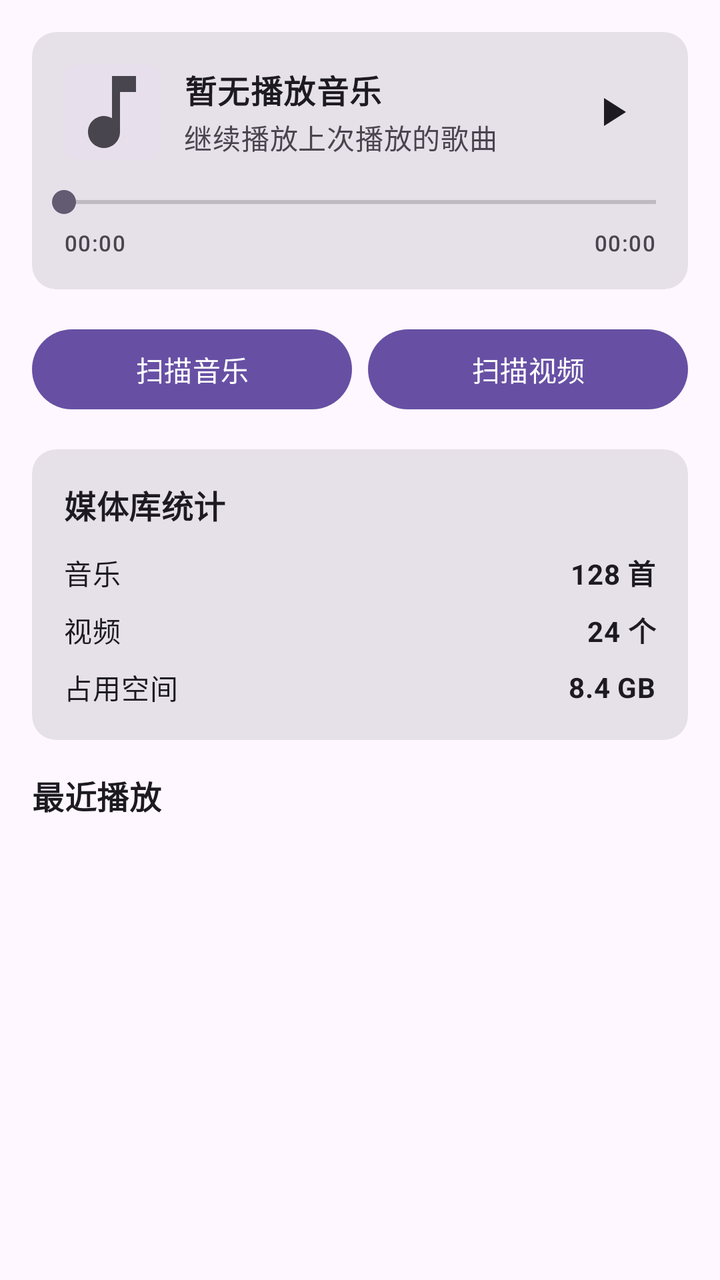
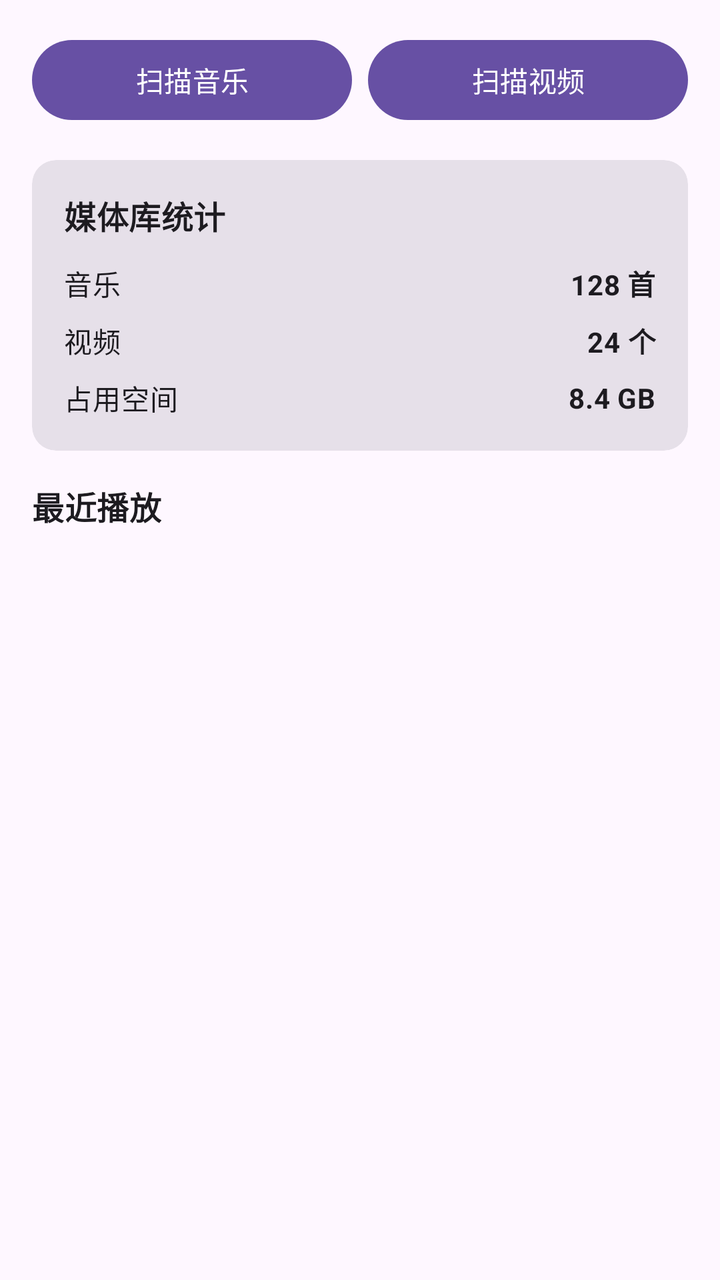

An Android layout rendered at two revisions. The XML below is the earlier revision; the diff shows what the commit changed to produce the second picture.
<!-- AndroidManifest.xml: application theme Theme.MyMedia -->
<!-- res/layout/fragment_home.xml -->
<?xml version="1.0" encoding="utf-8"?>
<androidx.core.widget.NestedScrollView xmlns:android="http://schemas.android.com/apk/res/android"
    xmlns:app="http://schemas.android.com/apk/res-auto"
    xmlns:tools="http://schemas.android.com/tools"
    android:layout_width="match_parent"
    android:layout_height="match_parent"
    android:fillViewport="true"
    android:background="?android:attr/colorBackground">

    <LinearLayout
        android:layout_width="match_parent"
        android:layout_height="wrap_content"
        android:orientation="vertical"
        android:padding="@dimen/dimens_16">

        
        <include
            android:id="@+id/include_audio_card"
            layout="@layout/include_home_audio_card" />

        




        
        <LinearLayout
            android:layout_width="match_parent"
            android:layout_height="wrap_content"
            android:orientation="horizontal"
            android:layout_marginBottom="@dimen/dimens_16"
            android:weightSum="2">

            <com.google.android.material.button.MaterialButton
                android:id="@+id/scan_audio"
                android:layout_width="@dimen/dimens_0"
                android:layout_height="wrap_content"
                android:layout_weight="1"
                android:text="@string/scan_audio"
                style="@style/Widget.Material3.Button"
                android:layout_marginEnd="@dimen/dimens_4" />

            <com.google.android.material.button.MaterialButton
                android:layout_width="@dimen/dimens_0"
                android:id="@+id/scan_video"
                android:layout_height="wrap_content"
                android:layout_weight="1"
                android:text="@string/scan_video"
                style="@style/Widget.Material3.Button"
                android:layout_marginStart="@dimen/dimens_4" />
        </LinearLayout>


        
        <com.google.android.material.card.MaterialCardView
            android:layout_width="match_parent"
            android:layout_height="wrap_content"
            android:layout_marginBottom="@dimen/dimens_16"
            style="@style/Widget.Material3.CardView.Filled"
            app:cardCornerRadius="@dimen/dimens_12"
            app:cardElevation="@dimen/dimens_0">

            <LinearLayout
                android:layout_width="match_parent"
                android:layout_height="wrap_content"
                android:orientation="vertical"
                android:padding="@dimen/dimens_16">

                <TextView
                    android:layout_width="wrap_content"
                    android:layout_height="wrap_content"
                    android:text="@string/library_statistics"
                    android:textAppearance="?attr/textAppearanceTitleMedium"
                    android:textStyle="bold"
                    android:layout_marginBottom="@dimen/dimens_12" />

                
                <LinearLayout
                    android:layout_width="match_parent"
                    android:layout_height="wrap_content"
                    android:orientation="horizontal"
                    android:gravity="center_vertical"
                    android:layout_marginBottom="@dimen/dimens_8">

                    <TextView
                        android:layout_width="@dimen/dimens_0"
                        android:layout_height="wrap_content"
                        android:layout_weight="1"
                        android:text="音乐"
                        android:textAppearance="?attr/textAppearanceBodyMedium" />

                    <TextView
                        android:layout_width="wrap_content"
                        android:layout_height="wrap_content"
                        android:text="128 首"
                        android:textAppearance="?attr/textAppearanceBodyMedium"
                        android:textStyle="bold" />
                </LinearLayout>

                
                <LinearLayout
                    android:layout_width="match_parent"
                    android:layout_height="wrap_content"
                    android:orientation="horizontal"
                    android:gravity="center_vertical"
                    android:layout_marginBottom="@dimen/dimens_8">

                    <TextView
                        android:layout_width="@dimen/dimens_0"
                        android:layout_height="wrap_content"
                        android:layout_weight="1"
                        android:text="视频"
                        android:textAppearance="?attr/textAppearanceBodyMedium" />

                    <TextView
                        android:layout_width="wrap_content"
                        android:layout_height="wrap_content"
                        android:text="24 个"
                        android:textAppearance="?attr/textAppearanceBodyMedium"
                        android:textStyle="bold" />
                </LinearLayout>

                
                <LinearLayout
                    android:layout_width="match_parent"
                    android:layout_height="wrap_content"
                    android:orientation="horizontal"
                    android:gravity="center_vertical">

                    <TextView
                        android:layout_width="@dimen/dimens_0"
                        android:layout_height="wrap_content"
                        android:layout_weight="1"
                        android:text="@string/occupied_space"
                        android:textAppearance="?attr/textAppearanceBodyMedium" />

                    <TextView
                        android:layout_width="wrap_content"
                        android:layout_height="wrap_content"
                        android:text="8.4 GB"
                        android:textAppearance="?attr/textAppearanceBodyMedium"
                        android:textStyle="bold" />
                </LinearLayout>

            </LinearLayout>
        </com.google.android.material.card.MaterialCardView>

        
        <TextView
            android:layout_width="wrap_content"
            android:layout_height="wrap_content"
            android:text="@string/recent_play"
            android:textAppearance="?attr/textAppearanceTitleMedium"
            android:textStyle="bold"
            android:layout_marginBottom="@dimen/dimens_8" />

        <androidx.recyclerview.widget.RecyclerView
            android:id="@+id/rv_recent_play"
            android:layout_width="match_parent"
            android:layout_height="wrap_content"
            android:nestedScrollingEnabled="false"
            tools:listitem="@layout/item_media_linear" />
    </LinearLayout>
</androidx.core.widget.NestedScrollView>
<!-- res/layout/include_home_audio_card.xml (included above) -->
<?xml version="1.0" encoding="utf-8"?>
<com.google.android.material.card.MaterialCardView xmlns:android="http://schemas.android.com/apk/res/android"
    xmlns:app="http://schemas.android.com/apk/res-auto"
    android:id="@+id/card_audio_play"
    android:layout_width="match_parent"
    android:layout_height="wrap_content"
    android:layout_marginBottom="@dimen/dimens_16"
    style="@style/Widget.Material3.CardView.Filled"
    app:cardCornerRadius="@dimen/dimens_12"
    app:cardElevation="@dimen/dimens_0">

    <LinearLayout
        android:layout_width="match_parent"
        android:layout_height="wrap_content"
        android:orientation="vertical"
        android:paddingTop="@dimen/dimens_16"
        android:paddingBottom="@dimen/dimens_16">

        
        <LinearLayout
            android:layout_width="match_parent"
            android:layout_height="wrap_content"
            android:orientation="horizontal"
            android:gravity="center_vertical"
            android:layout_marginStart="@dimen/dimens_16"
            android:layout_marginEnd="@dimen/dimens_16">

            
            <com.google.android.material.imageview.ShapeableImageView
                android:id="@+id/iv_audio_cover"
                android:layout_width="@dimen/dimens_48"
                android:layout_height="@dimen/dimens_48"
                android:background="?attr/colorSurfaceVariant"
                android:scaleType="centerCrop"
                android:src="@drawable/ic_music"
                app:shapeAppearanceOverlay="@style/ShapeAppearance.Material3.Corner.Small"
                android:layout_marginEnd="@dimen/dimens_12" />

            
            <LinearLayout
                android:layout_width="@dimen/dimens_0"
                android:layout_height="wrap_content"
                android:layout_weight="1"
                android:orientation="vertical">

                <TextView
                    android:id="@+id/tv_audio_title"
                    android:layout_width="wrap_content"
                    android:layout_height="wrap_content"
                    android:text="暂无播放音乐"
                    android:textAppearance="?attr/textAppearanceBodyLarge"
                    android:textStyle="bold"
                    android:ellipsize="end"
                    android:singleLine="true" />

                <TextView
                    android:id="@+id/tv_audio_artist"
                    android:layout_width="wrap_content"
                    android:layout_height="wrap_content"
                    android:text="继续播放上次播放的歌曲"
                    android:textAppearance="?attr/textAppearanceBodyMedium"
                    android:textColor="?android:attr/textColorSecondary"
                    android:layout_marginTop="@dimen/dimens_2" />
            </LinearLayout>

            
            <com.google.android.material.button.MaterialButton
                android:id="@+id/btn_audio_play_pause"
                android:layout_width="@dimen/dimens_48"
                android:layout_height="@dimen/dimens_48"
                style="@style/Widget.Material3.Button.IconButton"
                app:icon="@drawable/ic_play"
                app:iconSize="@dimen/dimens_24"
                app:iconTint="?attr/colorOnSurface"
                android:layout_marginStart="@dimen/dimens_8" />
        </LinearLayout>

        
        <LinearLayout
            android:layout_width="match_parent"
            android:layout_height="wrap_content"
            android:orientation="vertical"
            android:layout_marginTop="@dimen/dimens_12">

            <SeekBar
                android:id="@+id/seek_bar_audio"
                android:layout_width="match_parent"
                android:layout_height="wrap_content"
                android:max="100"
                android:progress="0"
                android:paddingStart="@dimen/dimens_16"
                android:paddingEnd="@dimen/dimens_16"
                app:splitTrack="false" />

            <RelativeLayout
                android:layout_width="match_parent"
                android:layout_height="wrap_content"
                android:layout_marginTop="@dimen/dimens_4"
                android:layout_marginStart="@dimen/dimens_16"
                android:layout_marginEnd="@dimen/dimens_16">

                <TextView
                    android:id="@+id/tv_audio_time_current"
                    android:layout_width="wrap_content"
                    android:layout_height="wrap_content"
                    android:text="00:00"
                    android:textAppearance="?attr/textAppearanceLabelSmall"
                    android:textColor="?android:attr/textColorSecondary"
                    android:layout_alignParentStart="true" />

                <TextView
                    android:id="@+id/tv_audio_time_total"
                    android:layout_width="wrap_content"
                    android:layout_height="wrap_content"
                    android:text="00:00"
                    android:textAppearance="?attr/textAppearanceLabelSmall"
                    android:textColor="?android:attr/textColorSecondary"
                    android:layout_alignParentEnd="true" />
            </RelativeLayout>
        </LinearLayout>

    </LinearLayout>
</com.google.android.material.card.MaterialCardView>
<!-- res/layout/item_media_linear.xml (included above) -->
<?xml version="1.0" encoding="utf-8"?>
<androidx.constraintlayout.widget.ConstraintLayout xmlns:android="http://schemas.android.com/apk/res/android"
    xmlns:app="http://schemas.android.com/apk/res-auto"
    xmlns:tools="http://schemas.android.com/tools"
    android:layout_width="match_parent"
    android:layout_height="wrap_content"
    android:background="?attr/selectableItemBackground">

    
    <com.google.android.material.checkbox.MaterialCheckBox
        android:id="@+id/cb_select"
        android:layout_width="wrap_content"
        android:layout_height="wrap_content"
        android:minWidth="@dimen/dimens_0"
        android:minHeight="@dimen/dimens_0"
        app:layout_constraintStart_toStartOf="parent"
        app:layout_constraintTop_toTopOf="parent"
        app:layout_constraintBottom_toBottomOf="parent" />

    <com.google.android.material.imageview.ShapeableImageView
        android:id="@+id/iv_media_icon"
        android:layout_width="@dimen/dimens_48"
        android:layout_height="@dimen/dimens_48"
        android:background="?attr/colorSurfaceVariant"
        android:scaleType="center"
        android:src="@drawable/ic_music"
        app:shapeAppearanceOverlay="@style/ShapeAppearance.Material3.Corner.Small"
        app:layout_constraintStart_toEndOf="@id/cb_select"
        app:layout_constraintTop_toTopOf="parent"
        app:layout_constraintBottom_toBottomOf="parent"
        android:layout_marginStart="@dimen/dimens_12" />
    <LinearLayout
        android:id="@+id/ll_media_content"
        android:layout_width="@dimen/dimens_0"
        android:layout_height="wrap_content"
        android:orientation="vertical"
        app:layout_constraintStart_toEndOf="@id/iv_media_icon"
        app:layout_constraintEnd_toStartOf="@id/btn_edit"
        app:layout_constraintTop_toTopOf="parent"
        app:layout_constraintBottom_toBottomOf="parent"
        android:layout_marginStart="@dimen/dimens_12"
        android:layout_marginEnd="@dimen/dimens_12">

        <TextView
            android:id="@+id/tv_media_title"
            android:layout_width="match_parent"
            android:layout_height="wrap_content"
            android:text="媒体名称"
            android:textAppearance="?attr/textAppearanceBodyLarge"
            android:textStyle="bold"
            android:ellipsize="end"
            android:singleLine="true" />

        <TextView
            android:id="@+id/tv_media_subtitle"
            android:layout_width="match_parent"
            android:layout_height="wrap_content"
            android:text="作者 / 时长 / 大小"
            android:textAppearance="?attr/textAppearanceBodyMedium"
            android:textColor="?android:attr/textColorSecondary"
            android:layout_marginTop="@dimen/dimens_2"
            android:ellipsize="end"
            android:singleLine="true" />
    </LinearLayout>


    
    <ImageView
        android:id="@+id/btn_edit"
        android:layout_width="@dimen/dimens_40"
        android:layout_height="@dimen/dimens_40"
        android:padding="@dimen/dimens_8"
        android:src="@drawable/ic_edit"
        android:background="?attr/selectableItemBackgroundBorderless"
        android:contentDescription="编辑"
        app:tint="?attr/colorOnSurfaceVariant"
        app:layout_constraintEnd_toEndOf="parent"
        app:layout_constraintTop_toTopOf="parent"
        app:layout_constraintBottom_toBottomOf="parent" />

    
    <ImageView
        android:id="@+id/btn_more"
        android:layout_width="@dimen/dimens_0"
        android:layout_height="@dimen/dimens_0"
        android:visibility="gone"
        app:layout_constraintTop_toTopOf="parent"
        app:layout_constraintStart_toStartOf="parent" />

</androidx.constraintlayout.widget.ConstraintLayout>
<!-- resources referenced by this layout -->
<resources>
  <dimen name="dimens_0">0dp</dimen>
  <dimen name="dimens_12">12dp</dimen>
  <dimen name="dimens_16">16dp</dimen>
  <dimen name="dimens_2">2dp</dimen>
  <dimen name="dimens_24">24dp</dimen>
  <dimen name="dimens_4">4dp</dimen>
  <dimen name="dimens_40">40dp</dimen>
  <dimen name="dimens_48">48dp</dimen>
  <dimen name="dimens_8">8dp</dimen>
  <!-- drawable ic_edit (drawable) -->
  <vector xmlns:android="http://schemas.android.com/apk/res/android"
      android:width="24dp"
      android:height="24dp"
      android:viewportWidth="24"
      android:viewportHeight="24"
      android:tint="?attr/colorControlNormal">
    <path
        android:fillColor="@android:color/white"
        android:pathData="M3,17.25V21h3.75L17.81,9.94l-3.75,-3.75L3,17.25zM20.71,7.04c0.39,-0.39 0.39,-1.02 0,-1.41l-2.34,-2.34c-0.39,-0.39 -1.02,-0.39 -1.41,0l-1.83,1.83 3.75,3.75 1.83,-1.83z"/>
  </vector>
  <!-- drawable ic_music (drawable) -->
  <vector xmlns:android="http://schemas.android.com/apk/res/android"
      android:width="24dp"
      android:height="24dp"
      android:viewportWidth="24"
      android:viewportHeight="24"
      android:tint="?attr/colorControlNormal">
    <path
        android:fillColor="@android:color/white"
        android:pathData="M12,3v10.55c-0.59,-0.34 -1.27,-0.55 -2,-0.55 -2.21,0 -4,1.79 -4,4s1.79,4 4,4 4,-1.79 4,-4V7h4V3h-6z"/>
  </vector>
  <!-- drawable ic_play (drawable) -->
  <vector xmlns:android="http://schemas.android.com/apk/res/android"
      android:width="24dp"
      android:height="24dp"
      android:viewportWidth="24"
      android:viewportHeight="24"
      android:tint="?attr/colorControlNormal">
    <path
        android:fillColor="@android:color/white"
        android:pathData="M8,5v14l11,-7z"/>
  </vector>
  <string name="library_statistics">媒体库统计</string>
  <string name="occupied_space">占用空间</string>
  <string name="recent_play">最近播放</string>
  <string name="scan_audio">扫描音乐</string>
  <string name="scan_video">扫描视频</string>
  <style name="Theme.MyMedia" parent="Theme.Material3.DayNight.NoActionBar">
          
      </style>
</resources>

<!-- the commit's change to res/layout/fragment_home.xml (unified diff, before → after) -->
@@ -15,13 +15,15 @@
 
         
         <include
+            android:visibility="gone"
             android:id="@+id/include_audio_card"
             layout="@layout/include_home_audio_card" />
 
         
-
-
-
+        <include
+            android:visibility="gone"
+            android:id="@+id/include_video_card"
+            layout="@layout/include_home_video_card" />
 
         
         <LinearLayout
@@ -282,6 +284,93 @@
                     android:textColor="?android:attr/textColorSecondary"
                     android:layout_alignParentEnd="true" />
             </RelativeLayout>
+        </LinearLayout>
+
+    </LinearLayout>
+</com.google.android.material.card.MaterialCardView>
+<!-- res/layout/include_home_video_card.xml (included above) -->
+<?xml version="1.0" encoding="utf-8"?>
+<com.google.android.material.card.MaterialCardView xmlns:android="http://schemas.android.com/apk/res/android"
+    xmlns:app="http://schemas.android.com/apk/res-auto"
+    android:id="@+id/card_video_play"
+    android:layout_width="match_parent"
+    android:layout_height="wrap_content"
+    android:layout_marginBottom="@dimen/dimens_16"
+    style="@style/Widget.Material3.CardView.Filled"
+    app:cardCornerRadius="@dimen/dimens_12"
+    app:cardElevation="@dimen/dimens_0">
+
+    <LinearLayout
+        android:layout_width="match_parent"
+        android:layout_height="wrap_content"
+        android:orientation="vertical"
+        android:padding="@dimen/dimens_16">
+
+        
+        <TextView
+            android:layout_width="wrap_content"
+            android:layout_height="wrap_content"
+            android:text="上次播放的视频"
+            android:textAppearance="?attr/textAppearanceTitleMedium"
+            android:textStyle="bold"
+            android:layout_marginBottom="@dimen/dimens_12" />
+
+        
+        <LinearLayout
+            android:layout_width="match_parent"
+            android:layout_height="wrap_content"
+            android:orientation="horizontal"
+            android:gravity="center_vertical">
+
+            
+            <FrameLayout
+                android:layout_width="wrap_content"
+                android:layout_height="wrap_content"
+                android:layout_marginEnd="@dimen/dimens_12">
+
+                <com.google.android.material.imageview.ShapeableImageView
+                    android:id="@+id/iv_video_cover"
+                    android:layout_width="@dimen/dimens_96"
+                    android:layout_height="@dimen/dimens_54"
+                    android:background="?attr/colorSurfaceVariant"
+                    android:scaleType="centerCrop"
+                    app:shapeAppearanceOverlay="@style/ShapeAppearance.Material3.Corner.Small" />
+
+                
+                <ImageView
+                    android:layout_width="@dimen/dimens_24"
+                    android:layout_height="@dimen/dimens_24"
+                    android:layout_gravity="center"
+                    android:src="@drawable/ic_play_white"
+                    android:alpha="0.8" />
+            </FrameLayout>
+
+            
+            <LinearLayout
+                android:layout_width="@dimen/dimens_0"
+                android:layout_height="wrap_content"
+                android:layout_weight="1"
+                android:orientation="vertical">
+
+                <TextView
+                    android:id="@+id/tv_video_title"
+                    android:layout_width="wrap_content"
+                    android:layout_height="wrap_content"
+                    android:text="暂无播放视频"
+                    android:textAppearance="?attr/textAppearanceBodyLarge"
+                    android:textStyle="bold"
+                    android:ellipsize="end"
+                    android:singleLine="true" />
+
+                <TextView
+                    android:id="@+id/tv_video_progress"
+                    android:layout_width="wrap_content"
+                    android:layout_height="wrap_content"
+                    android:text="继续播放上次播放的视频"
+                    android:textAppearance="?attr/textAppearanceBodyMedium"
+                    android:textColor="?android:attr/textColorSecondary"
+                    android:layout_marginTop="@dimen/dimens_2" />
+            </LinearLayout>
         </LinearLayout>
 
     </LinearLayout>
<!-- resource entries referenced after the edit -->
@@ -8,7 +8,9 @@
   <dimen name="dimens_4">4dp</dimen>
   <dimen name="dimens_40">40dp</dimen>
   <dimen name="dimens_48">48dp</dimen>
+  <dimen name="dimens_54">54dp</dimen>
   <dimen name="dimens_8">8dp</dimen>
+  <dimen name="dimens_96">96dp</dimen>
   <!-- drawable ic_edit (drawable) -->
   <vector xmlns:android="http://schemas.android.com/apk/res/android"
       android:width="24dp"
@@ -42,6 +44,16 @@
         android:fillColor="@android:color/white"
         android:pathData="M8,5v14l11,-7z"/>
   </vector>
+  <!-- drawable ic_play_white (drawable) -->
+  <vector xmlns:android="http://schemas.android.com/apk/res/android"
+      android:width="24dp"
+      android:height="24dp"
+      android:viewportWidth="24"
+      android:viewportHeight="24">
+    <path
+        android:fillColor="@android:color/white"
+        android:pathData="M8,5v14l11,-7z"/>
+  </vector>
   <string name="library_statistics">媒体库统计</string>
   <string name="occupied_space">占用空间</string>
   <string name="recent_play">最近播放</string>
